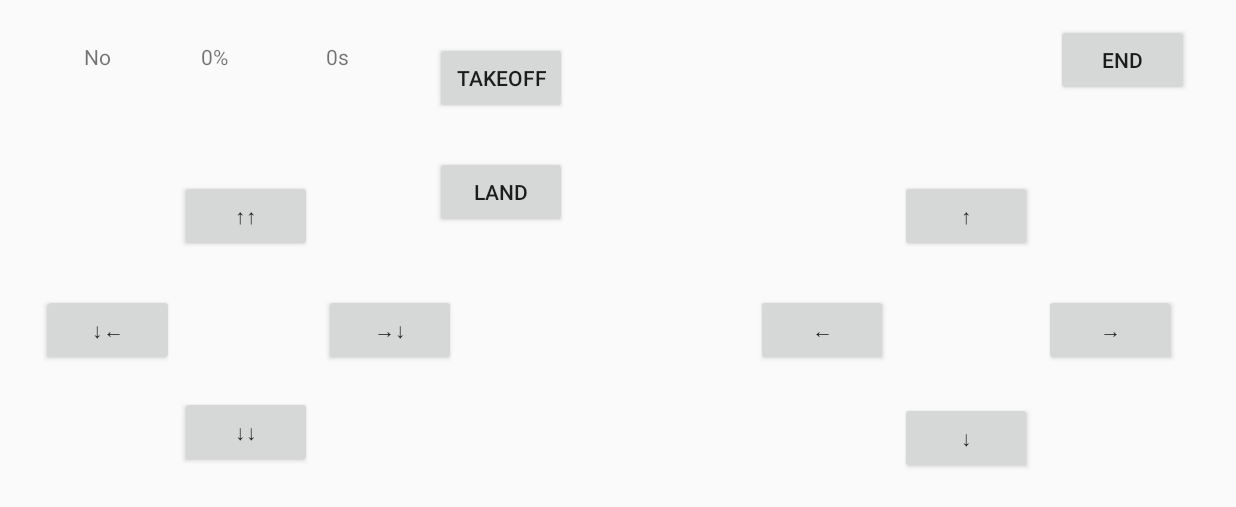
After one commit to malor4wiz/VoiceDrone, an Android app: the TouchPage screen opened directly, with no data from a screen before it, on a phone screen of 824 x 412 dp (held sideways). The commit adds this screen. Shown: the top 507 px of the screen. Run offline under Robolectric (Android 15) with nearby library versions, the phone set to English and light mode, and no system bars.

Commit message:
HomePage, TouchPage, RecordPage, WiFiSelectPage の作成

```diff
--- a/app/build.gradle
+++ b/app/build.gradle
@@ -8,7 +8,7 @@ android {
 
     defaultConfig {
         applicationId "com.example.voicedrone"
-        minSdkVersion 23
+        minSdkVersion 26
         targetSdkVersion 29
         versionCode 1
         versionName "1.0"
--- /dev/null
+++ b/app/src/main/java/com/example/voicedrone/TouchPage.kt
@@ -0,0 +1,11 @@
+package com.example.voicedrone
+
+import android.os.Bundle
+import androidx.appcompat.app.AppCompatActivity
+
+class TouchPage : AppCompatActivity() {
+    override fun onCreate(savedInstanceState: Bundle?) {
+        super.onCreate(savedInstanceState)
+        setContentView(R.layout.touch_page)
+    }
+}
--- /dev/null
+++ b/app/src/main/res/layout/touch_page.xml
@@ -0,0 +1,151 @@
+<?xml version="1.0" encoding="utf-8"?>
+<androidx.constraintlayout.widget.ConstraintLayout
+    xmlns:android="http://schemas.android.com/apk/res/android"
+    xmlns:app="http://schemas.android.com/apk/res-auto"
+    xmlns:tools="http://schemas.android.com/tools"
+    android:layout_width="match_parent"
+    android:layout_height="match_parent">
+
+    <TextView
+        android:id="@+id/okLabel"
+        android:layout_width="50dp"
+        android:layout_height="wrap_content"
+        android:layout_marginStart="40dp"
+        android:layout_marginTop="28dp"
+        android:text="No"
+        android:textAlignment="center"
+        app:layout_constraintStart_toStartOf="parent"
+        app:layout_constraintTop_toTopOf="parent" />
+
+    <TextView
+        android:id="@+id/batteryLabel"
+        android:layout_width="50dp"
+        android:layout_height="wrap_content"
+        android:layout_marginStart="28dp"
+        android:layout_marginTop="28dp"
+        android:text="0%"
+        android:textAlignment="center"
+        app:layout_constraintStart_toEndOf="@+id/okLabel"
+        app:layout_constraintTop_toTopOf="parent" />
+
+    <TextView
+        android:id="@+id/timeLabel"
+        android:layout_width="50dp"
+        android:layout_height="wrap_content"
+        android:layout_marginStart="32dp"
+        android:layout_marginTop="28dp"
+        android:text="0s"
+        android:textAlignment="center"
+        app:layout_constraintStart_toEndOf="@+id/batteryLabel"
+        app:layout_constraintTop_toTopOf="parent" />
+
+    <Button
+        android:id="@+id/button13"
+        android:layout_width="wrap_content"
+        android:layout_height="wrap_content"
+        android:layout_marginStart="8dp"
+        android:layout_marginTop="24dp"
+        android:text="↓"
+        app:layout_constraintStart_toEndOf="@+id/button12"
+        app:layout_constraintTop_toBottomOf="@+id/button12" />
+
+    <Button
+        android:id="@+id/button3"
+        android:layout_width="wrap_content"
+        android:layout_height="wrap_content"
+        android:layout_marginTop="28dp"
+        android:layout_marginEnd="4dp"
+        android:text="↓←"
+        app:layout_constraintEnd_toStartOf="@+id/button4"
+        app:layout_constraintTop_toBottomOf="@+id/button4" />
+
+    <Button
+        android:id="@+id/button4"
+        android:layout_width="wrap_content"
+        android:layout_height="wrap_content"
+        android:layout_marginStart="120dp"
+        android:layout_marginTop="120dp"
+        android:text="↑↑"
+        app:layout_constraintStart_toStartOf="parent"
+        app:layout_constraintTop_toTopOf="parent" />
+
+    <Button
+        android:id="@+id/button5"
+        android:layout_width="wrap_content"
+        android:layout_height="wrap_content"
+        android:layout_marginStart="8dp"
+        android:layout_marginTop="28dp"
+        android:text="→↓"
+        app:layout_constraintStart_toEndOf="@+id/button6"
+        app:layout_constraintTop_toBottomOf="@+id/button4" />
+
+    <Button
+        android:id="@+id/button6"
+        android:layout_width="wrap_content"
+        android:layout_height="wrap_content"
+        android:layout_marginStart="4dp"
+        android:layout_marginTop="20dp"
+        android:text="↓↓"
+        app:layout_constraintStart_toEndOf="@+id/button3"
+        app:layout_constraintTop_toBottomOf="@+id/button3" />
+
+    <Button
+        android:id="@+id/button7"
+        android:layout_width="wrap_content"
+        android:layout_height="wrap_content"
+        android:layout_marginStart="40dp"
+        android:layout_marginTop="28dp"
+        android:text="takeoff"
+        app:layout_constraintStart_toEndOf="@+id/timeLabel"
+        app:layout_constraintTop_toTopOf="parent" />
+
+    <Button
+        android:id="@+id/button8"
+        android:layout_width="wrap_content"
+        android:layout_height="wrap_content"
+        android:layout_marginTop="28dp"
+        android:text="land"
+        app:layout_constraintStart_toStartOf="@+id/button7"
+        app:layout_constraintTop_toBottomOf="@+id/button7" />
+
+
+    <Button
+        android:id="@+id/end"
+        android:layout_width="wrap_content"
+        android:layout_height="wrap_content"
+        android:layout_marginTop="16dp"
+        android:layout_marginEnd="32dp"
+        android:text="End"
+        app:layout_constraintEnd_toEndOf="parent"
+        app:layout_constraintTop_toTopOf="parent" />
+
+    <Button
+        android:id="@+id/button10"
+        android:layout_width="wrap_content"
+        android:layout_height="wrap_content"
+        android:layout_marginTop="120dp"
+        android:layout_marginEnd="136dp"
+        android:text="↑"
+        app:layout_constraintEnd_toEndOf="parent"
+        app:layout_constraintTop_toTopOf="parent" />
+
+    <Button
+        android:id="@+id/button11"
+        android:layout_width="wrap_content"
+        android:layout_height="wrap_content"
+        android:layout_marginStart="8dp"
+        android:layout_marginTop="28dp"
+        android:text="→"
+        app:layout_constraintStart_toEndOf="@+id/button13"
+        app:layout_constraintTop_toBottomOf="@+id/button10" />
+
+    <Button
+        android:id="@+id/button12"
+        android:layout_width="wrap_content"
+        android:layout_height="wrap_content"
+        android:layout_marginTop="28dp"
+        android:layout_marginEnd="8dp"
+        android:text="←"
+        app:layout_constraintEnd_toStartOf="@+id/button10"
+        app:layout_constraintTop_toBottomOf="@+id/button10" />
+</androidx.constraintlayout.widget.ConstraintLayout>
--- a/app/src/main/res/layout/activity_main.xml
+++ b/app/src/main/res/layout/wifi_select_page.xml
@@ -4,7 +4,7 @@
     xmlns:tools="http://schemas.android.com/tools"
     android:layout_width="match_parent"
     android:layout_height="match_parent"
-    tools:context=".MainActivity">
+    tools:context=".WiFiSelectPage">
 
     <TextView
         android:id="@+id/nowConnectingWiFiLabel"
--- a/app/src/main/res/values/strings.xml
+++ b/app/src/main/res/values/strings.xml
@@ -1,3 +1,5 @@
 <resources>
     <string name="app_name">VoiceDrone</string>
+    <string name="voice_order">VoiceOrder</string>
+    <string name="touch_order">TouchOrder</string>
 </resources>
```
Also changed, not shown: app/src/main/AndroidManifest.xml (+9 -1 lines), app/src/main/java/com/example/voicedrone/Connection.kt (+11 -14 lines), app/src/main/java/com/example/voicedrone/HomePage.kt (added, +26 -0 lines), app/src/main/java/com/example/voicedrone/RecordPage.kt (added, +354 -0 lines), app/src/main/java/com/example/voicedrone/WiFiSelectPage.kt (renamed from app/src/main/java/com/example/voicedrone/MainActivity.kt, +7 -7 lines), app/src/main/res/layout/home_page.xml (added, +33 -0 lines), app/src/main/res/layout/record_page.xml (added, +32 -0 lines).
